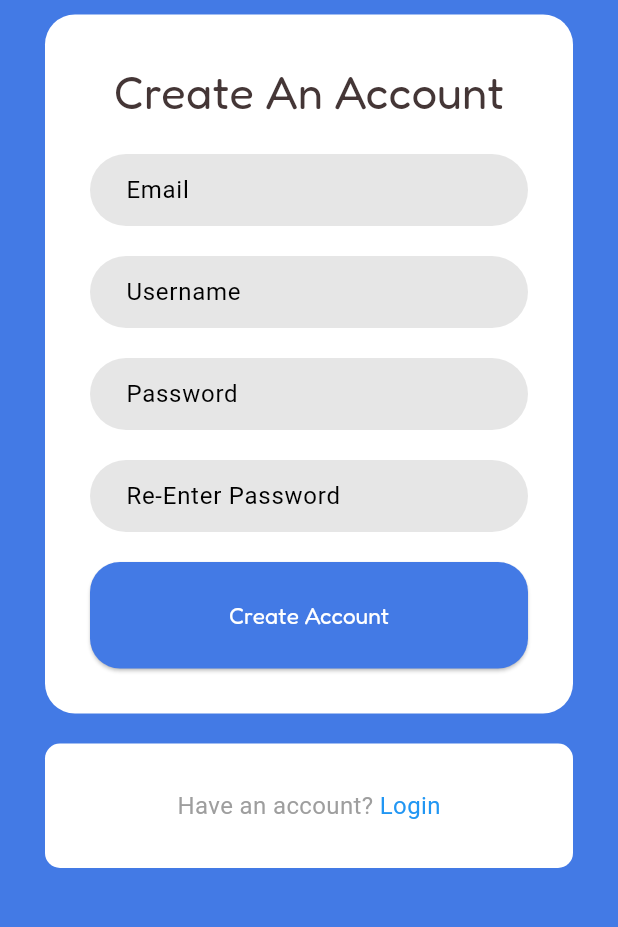
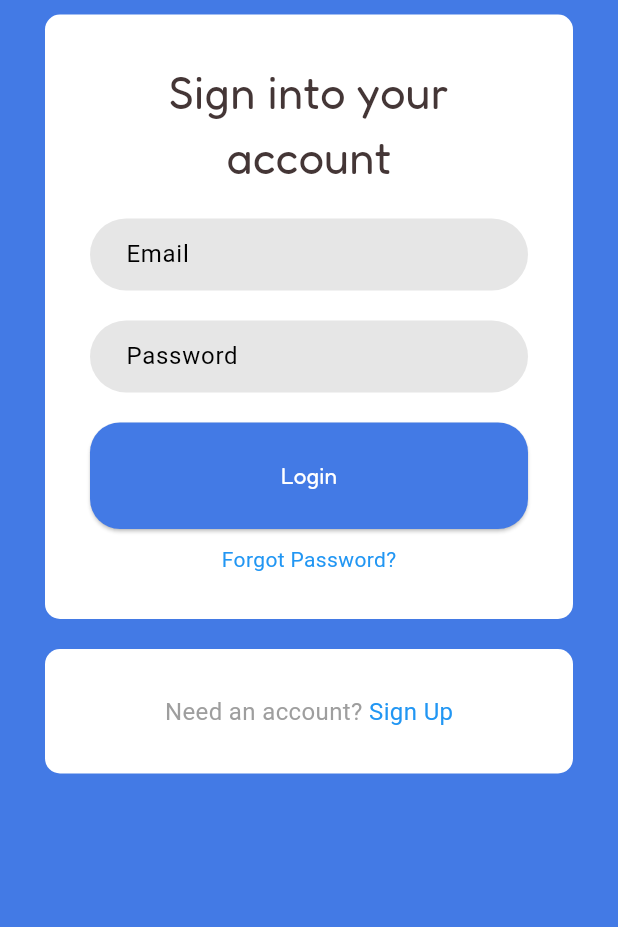
Before and after one commit to trungtran1234/Venue, a Flutter app: the screen it shows after launch, after a tap on "Login", on a phone screen of 412 x 824 dp, the part 206-1133 px from its top. Run offline on Flutter 3.47's test engine with Material 3 defaults, Android fonts, the phone set to English and light mode, and no system bars.

Commit message:
navigate between pages

```diff
--- a/lib/login.dart
+++ b/lib/login.dart
@@ -1,3 +1,4 @@
+import 'package:app/signup.dart';
 import 'package:flutter/material.dart';
 
 class LoginPage extends StatelessWidget {
@@ -76,6 +77,25 @@ class LoginPage extends StatelessWidget {
                       ),
                     ),
                   ),
+                  SizedBox(height: 10.0),
+                  // Forgot password option
+                  Row(
+                    mainAxisAlignment: MainAxisAlignment.center,
+                    children: [
+                      GestureDetector(
+                        onTap: () {
+                          // Handle forgot password action here
+                        },
+                        child: Text(
+                          'Forgot Password?',
+                          style: TextStyle(
+                            color: Colors.blue,
+                            fontSize: 14.0,
+                          ),
+                        ),
+                      ),
+                    ],
+                  )
                 ],
               ),
             ),
@@ -102,6 +122,10 @@ class LoginPage extends StatelessWidget {
                   GestureDetector(
                     onTap: () {
                       // Handle navigation to sign-up page here
+                      Navigator.push(
+                          context,
+                          MaterialPageRoute(
+                              builder: (context) => SignUpPage()));
                     },
                     child: Text(
                       'Sign Up',
--- a/lib/signup.dart
+++ b/lib/signup.dart
@@ -1,3 +1,4 @@
+import 'package:app/login.dart';
 import 'package:flutter/material.dart';
 
 class SignUpPage extends StatelessWidget {
@@ -98,10 +99,12 @@ class SignUpPage extends StatelessWidget {
                       fontSize: 16.0,
                     ),
                   ),
-                  // GestureDetector for the sign-up option
+                  // GestureDetector for the login option
                   GestureDetector(
                     onTap: () {
-                      // Handle navigation to sign-up page here
+                      // Handle navigation to login page
+                      Navigator.push(context,
+                          MaterialPageRoute(builder: (context) => LoginPage()));
                     },
                     child: Text(
                       'Login',
@@ -133,6 +136,33 @@ class _SignUpFormState extends State<SignUpForm> {
   final TextEditingController _passwordController = TextEditingController();
   final TextEditingController _reEnterPasswordController =
       TextEditingController();
+
+  // String? _validateEmail(String? value) {
+  //   if (value == null || value.isEmpty) {
+  //     return 'Please enter your email';
+  //   }
+  // }
+
+  // String? _validateUsername(String? value) {
+  //   if (value == null || value.isEmpty) {
+  //     return 'Please enter a username';
+  //   }
+  // }
+
+  // String? _validatePassword(String? value) {
+  //   if (value == null || value.isEmpty) {
+  //     return 'Please enter a password';
+  //   }
+  // }
+
+  // String? _validateReEnterPassword(String? value) {
+  //   if (value == null || value.isEmpty) {
+  //     return 'Please re-enter your password';
+  //   }
+  //   if (value != _passwordController.text) {
+  //     return 'Passwords do not match';
+  //   }
+  // }
 
   @override
   Widget build(BuildContext context) {
```
